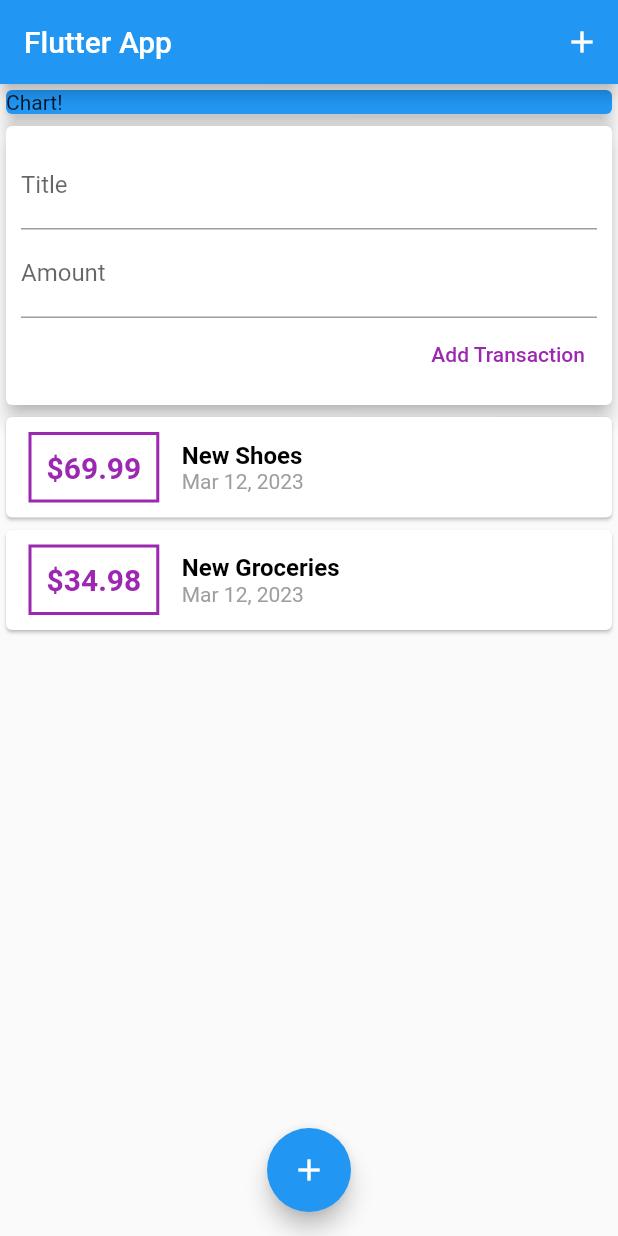
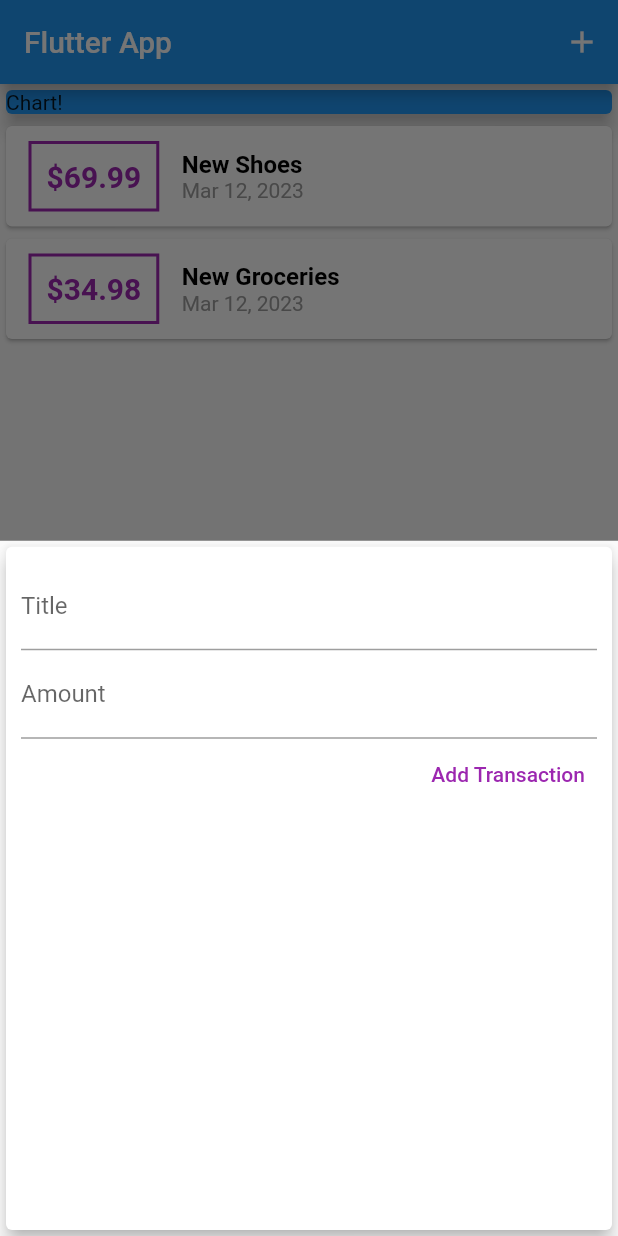
Before and after one commit to Yashanshav/expense_tracker, a Flutter app: the screen it shows after launch, after a tap on the "add" icon, on a phone screen of 412 x 824 dp. Run offline on Flutter 3.47's test engine with Material 2 defaults, Android fonts, the phone set to English and light mode, and no system bars.

```diff
--- a/lib/main.dart
+++ b/lib/main.dart
@@ -1,5 +1,8 @@
-import 'package:expense_tracker/widgets/user_transaction.dart';
+import 'package:expense_tracker/widgets/new_transaction.dart';
+import 'package:expense_tracker/widgets/transaction_list.dart';
 import 'package:flutter/material.dart';
+
+import 'models/transaction.dart';
 
 void main() => runApp(MyApp());
 
@@ -13,14 +16,57 @@ class MyApp extends StatelessWidget {
   }
 }
 
-class MyHomePage extends StatelessWidget {
+class MyHomePage extends StatefulWidget {
+  @override
+  State<MyHomePage> createState() => _MyHomePageState();
+}
+
+class _MyHomePageState extends State<MyHomePage> {
+  final List<Transaction> _userTransactions = [
+    Transaction(
+      id: 't1',
+      title: 'New Shoes',
+      amount: 69.99,
+      date: DateTime.now(),
+    ),
+    Transaction(
+      id: 't2',
+      title: 'New Groceries',
+      amount: 34.98,
+      date: DateTime.now(),
+    ),
+  ];
+
+  void _addNewTransaction(String txTitle, double txAmount) {
+    final newTx = Transaction(
+        id: DateTime.now().toString(),
+        title: txTitle,
+        amount: txAmount,
+        date: DateTime.now());
+
+    setState(() {
+      _userTransactions.add(newTx);
+    });
+  }
+
+  void _startAddNewTransaction(BuildContext ctx) {
+    showModalBottomSheet(
+      context: ctx,
+      builder: (_) {
+        return NewTransaction(_addNewTransaction);
+      },
+    );
+  }
+
   @override
   Widget build(BuildContext context) {
     return Scaffold(
       appBar: AppBar(
         title: Text('Flutter App'),
         actions: [
-          IconButton(onPressed: () {}, icon: Icon(Icons.add)),
+          IconButton(
+              onPressed: () => _startAddNewTransaction(context),
+              icon: Icon(Icons.add)),
         ],
       ),
       body: Column(
@@ -35,12 +81,12 @@ class MyHomePage extends StatelessWidget {
               elevation: 5,
             ),
           ),
-          UserTransaction(),
+          TransactionList(_userTransactions),
         ],
       ),
       floatingActionButtonLocation: FloatingActionButtonLocation.centerFloat,
       floatingActionButton: FloatingActionButton(
-        onPressed: () {},
+        onPressed: () => _startAddNewTransaction(context),
         child: Icon(Icons.add),
       ),
     );
--- a/lib/widgets/new_transaction.dart
+++ b/lib/widgets/new_transaction.dart
@@ -1,11 +1,18 @@
 import 'package:flutter/material.dart';
 
-class NewTransaction extends StatelessWidget {
+class NewTransaction extends StatefulWidget {
   final Function newTx;
-  final titleController = TextEditingController();
-  final amountController = TextEditingController();
 
   NewTransaction(this.newTx);
+
+  @override
+  State<NewTransaction> createState() => _NewTransactionState();
+}
+
+class _NewTransactionState extends State<NewTransaction> {
+  final titleController = TextEditingController();
+
+  final amountController = TextEditingController();
 
   void submitData() {
     final enteredTitle = titleController.text;
@@ -15,7 +22,9 @@ class NewTransaction extends StatelessWidget {
       return;
     }
 
-    newTx(enteredTitle, enteredAmount);
+    widget.newTx(enteredTitle, enteredAmount);
+
+    Navigator.of(context).pop();
   }
 
   @override
--- a/lib/widgets/user_transaction.dart
+++ /dev/null
@@ -1,46 +0,0 @@
-import 'package:flutter/material.dart';
-import './new_transaction.dart';
-import './transaction_list.dart';
-import '../models/transaction.dart';
-
-class UserTransaction extends StatefulWidget {
-  @override
-  State<UserTransaction> createState() => _UserTransactionState();
-}
-
-class _UserTransactionState extends State<UserTransaction> {
-  final List<Transaction> _userTransactions = [
-    Transaction(
-      id: 't1',
-      title: 'New Shoes',
-      amount: 69.99,
-      date: DateTime.now(),
-    ),
-    Transaction(
-      id: 't2',
-      title: 'New Groceries',
-      amount: 34.98,
-      date: DateTime.now(),
-    ),
-  ];
-
-  void _addNewTransaction(String txTitle, double txAmount) {
-    final newTx = Transaction(
-        id: DateTime.now().toString(),
-        title: txTitle,
-        amount: txAmount,
-        date: DateTime.now());
-
-    setState(() {
-      _userTransactions.add(newTx);
-    });
-  }
-
-  @override
-  Widget build(BuildContext context) {
-    return Column(children: <Widget>[
-      NewTransaction(_addNewTransaction),
-      TransactionList(_userTransactions),
-    ]);
-  }
-}
```
